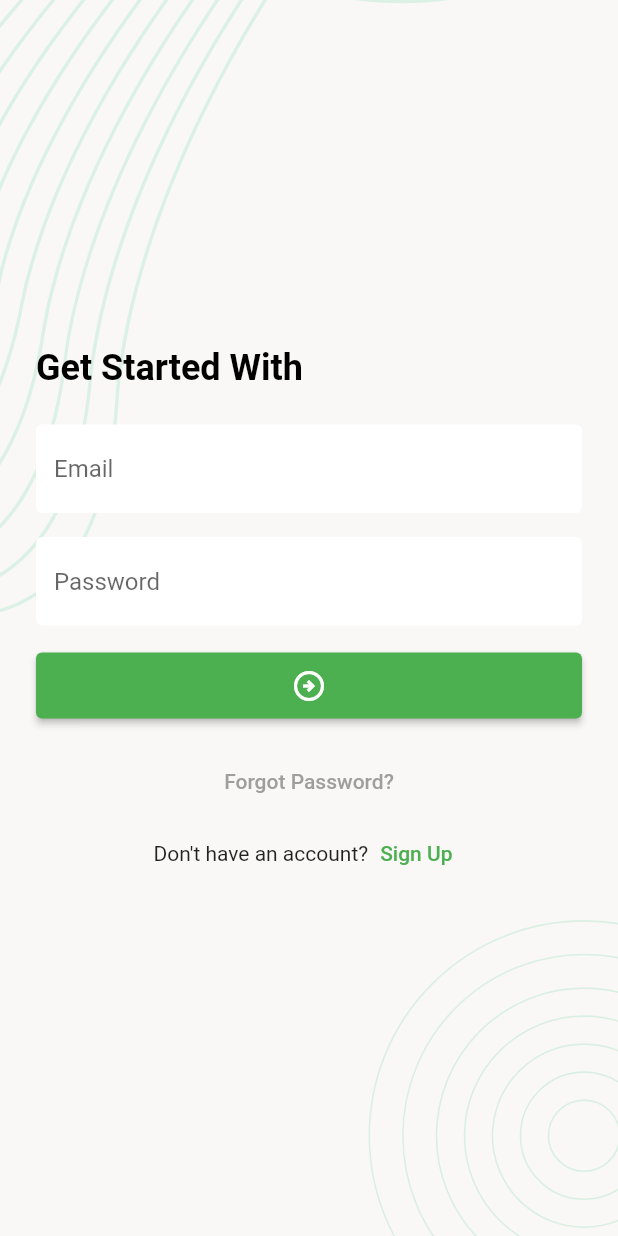
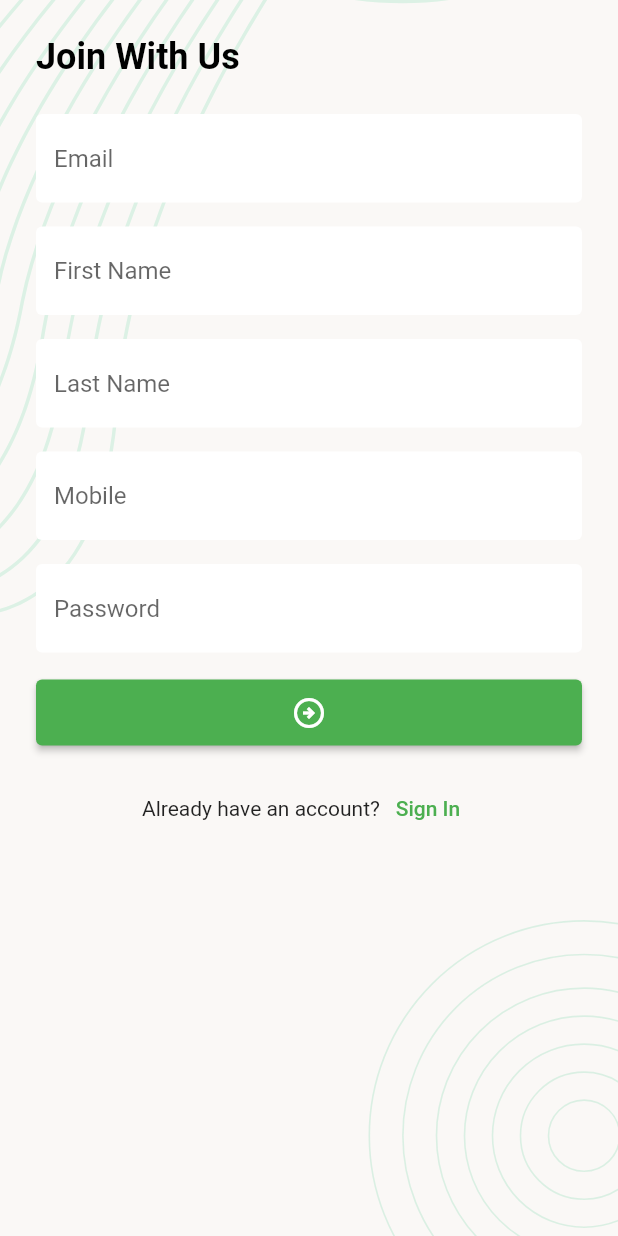
Before and after one commit to arif-srabon/TaskManager, a Flutter app: the screen it shows after launch, after a tap on "Sign Up", on a phone screen of 412 x 824 dp. Run offline on Flutter 3.47's test engine with Material 2 defaults, Android fonts, the phone set to English and light mode, and no system bars; our stand-ins replace flutter_svg.

Commit message:
sign up screen done

```diff
--- a/lib/ui/screens/login.dart
+++ b/lib/ui/screens/login.dart
@@ -1,6 +1,8 @@
 import 'package:flutter/material.dart';
+import 'package:task_manager/ui/screens/sign_up_screen.dart';
 import 'package:task_manager/ui/utils/text_styles.dart';
 import 'package:task_manager/ui/widgets/app_elevated_button.dart';
+import 'package:task_manager/ui/widgets/app_text_button_widget.dart';
 import 'package:task_manager/ui/widgets/screen_background_widget.dart';
 
 import '../widgets/app_text_field_widget.dart';
@@ -47,34 +49,28 @@ class _LoginScreenState extends State<LoginScreen> {
             ),
             AppElevatedButton(
               child: Icon(Icons.arrow_circle_right_outlined),
-              onTap: (){
-
-              },
+              onTap: () {},
             ),
             const SizedBox(
               height: 16,
             ),
             Center(
               child: TextButton(
-                  onPressed: (){},
+                  onPressed: () {},
                   child: const Text(
                     'Forgot Password?',
                     style: TextStyle(color: Colors.grey),
-                  )
-              ),
+                  )),
             ),
-            Row(
-              mainAxisAlignment: MainAxisAlignment.center,
-              children: [
-                const Text("Don't have an account?"),
-                TextButton(
-                    onPressed: (){},
-                    child: const Text(
-                      'Sign Up',
-                      style: TextStyle(color: Colors.green),
-                    )
-                ),
-              ],
+            AppTextButton(
+              textTitle: "Don't have an account?",
+              textButton: "Sign Up",
+              onTap: () {
+                Navigator.push(
+                    context,
+                    MaterialPageRoute(
+                        builder: (context) => SignUpScreen()));
+              },
             )
           ],
         ),
--- /dev/null
+++ b/lib/ui/screens/sign_up_screen.dart
@@ -0,0 +1,92 @@
+import 'package:flutter/material.dart';
+import 'package:task_manager/ui/utils/text_styles.dart';
+import 'package:task_manager/ui/widgets/app_elevated_button.dart';
+import 'package:task_manager/ui/widgets/app_text_button_widget.dart';
+import 'package:task_manager/ui/widgets/app_text_field_widget.dart';
+import 'package:task_manager/ui/widgets/screen_background_widget.dart';
+
+class SignUpScreen extends StatefulWidget {
+  const SignUpScreen({Key? key}) : super(key: key);
+
+  @override
+  State<SignUpScreen> createState() => _SignUpScreenState();
+}
+
+class _SignUpScreenState extends State<SignUpScreen> {
+  @override
+  Widget build(BuildContext context) {
+    return Scaffold(
+      body: ScreenBackgroud(
+        widget: SafeArea(
+          child: Padding(
+            padding: const EdgeInsets.all(24.0),
+            child: SingleChildScrollView(
+              child: Column(
+                crossAxisAlignment: CrossAxisAlignment.start,
+                mainAxisAlignment: MainAxisAlignment.center,
+                children: [
+                  Text(
+                    'Join With Us',
+                    style: screenTitleTextStyle,
+                  ),
+                  const SizedBox(
+                    height: 24,
+                  ),
+                  AppTextFieldWidget(
+                    hintText: 'Email',
+                    controller: TextEditingController(),
+                  ),
+                  const SizedBox(
+                    height: 16,
+                  ),
+                  AppTextFieldWidget(
+                    hintText: 'First Name',
+                    controller: TextEditingController(),
+                  ),
+                  const SizedBox(
+                    height: 16,
+                  ),
+                  AppTextFieldWidget(
+                    hintText: 'Last Name',
+                    controller: TextEditingController(),
+                  ),
+                  const SizedBox(
+                    height: 16,
+                  ),
+                  AppTextFieldWidget(
+                    hintText: 'Mobile',
+                    controller: TextEditingController(),
+                  ),
+                  const SizedBox(
+                    height: 16,
+                  ),
+                  AppTextFieldWidget(
+                    hintText: 'Password',
+                    controller: TextEditingController(),
+                  ),
+                  const SizedBox(
+                    height: 16,
+                  ),
+                  AppElevatedButton(
+                      child: Icon(Icons.arrow_circle_right_outlined),
+                      onTap: (){}
+                  ),
+                  const SizedBox(
+                    height: 16,
+                  ),
+                  AppTextButton(
+                    textTitle: "Already have an account?",
+                    textButton: "Sign In",
+                    onTap: () {
+                      Navigator.pop(context);
+                    },
+                  )
+                ],
+              ),
+            ),
+          ),
+        ),
+      ),
+    );
+  }
+}
--- /dev/null
+++ b/lib/ui/widgets/app_text_button_widget.dart
@@ -0,0 +1,26 @@
+
+import 'package:flutter/material.dart';
+
+class AppTextButton extends StatelessWidget {
+  const AppTextButton({
+    super.key, required this.textTitle, required this.onTap, required this.textButton,
+  });
+  final String textTitle;
+  final VoidCallback onTap;
+  final String textButton;
+  @override
+  Widget build(BuildContext context) {
+    return Row(
+      mainAxisAlignment: MainAxisAlignment.center,
+      children: [
+        Text(textTitle),
+        TextButton(
+            onPressed: onTap,
+            child: Text(
+              textButton,
+              style: TextStyle(color: Colors.green),
+            )),
+      ],
+    );
+  }
+}
```
